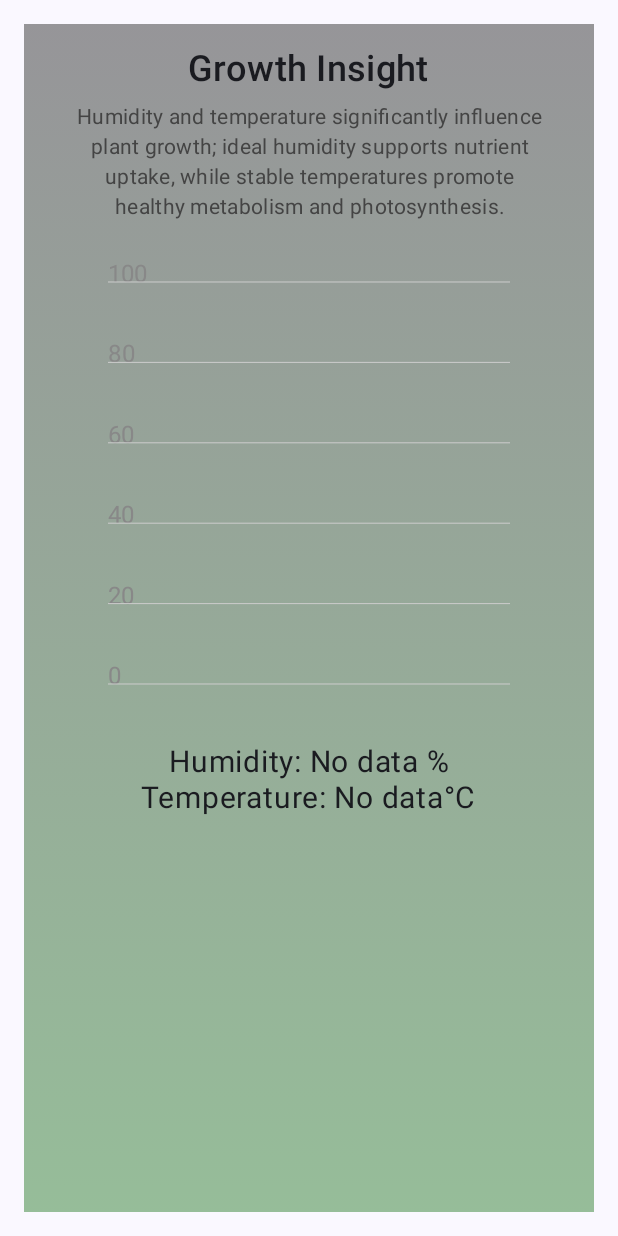
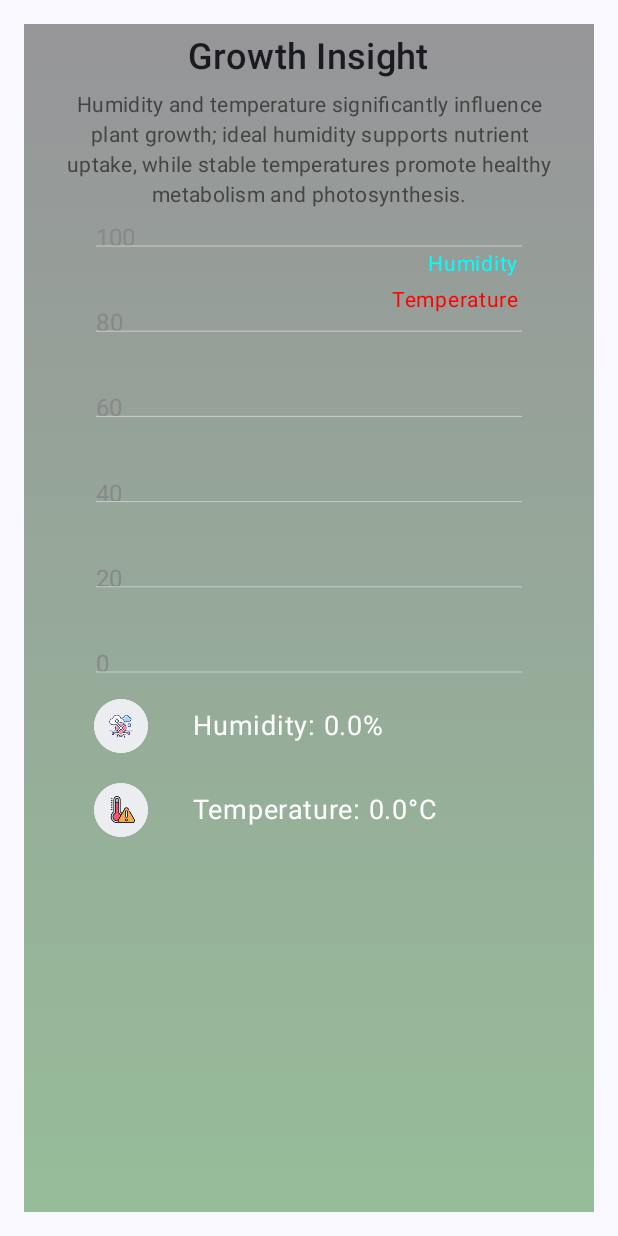
Before and after one commit to Ahmedradwancs/Virtual-Gardner, an Android app built with Jetpack Compose: the SmellDataScreen screen opened through its navigation route, on a phone screen of 412 x 824 dp. Run offline under Robolectric (Android 15) with nearby library versions, the phone set to English and light mode, and no system bars; our stand-ins replace Firebase (no records; nobody signed in at launch, a user with empty details on screens opened directly).

Commit message:
modifications across the app

```diff
--- a/app/src/main/java/com/example/virtualgardner/ui/components/LogoutButton.kt
+++ b/app/src/main/java/com/example/virtualgardner/ui/components/LogoutButton.kt
@@ -2,25 +2,34 @@
 
 package com.example.virtualgardner.ui.components
 
-import androidx.compose.material3.Button
-import androidx.compose.material3.ButtonDefaults
-import androidx.compose.material3.Text
+import androidx.compose.foundation.Image
+import androidx.compose.foundation.clickable
+import androidx.compose.foundation.layout.Box
+import androidx.compose.foundation.layout.size
 import androidx.compose.runtime.Composable
-import androidx.compose.ui.graphics.Color
+import androidx.compose.ui.Alignment
+import androidx.compose.ui.Modifier
+import androidx.compose.ui.res.painterResource
 import androidx.compose.ui.tooling.preview.Preview
-import com.example.virtualgardner.ui.theme.BtnColor
+import androidx.compose.ui.unit.dp
+import com.example.virtualgardner.R
 
 @Composable
 fun LogoutButton(onLogoutClick: () -> Unit) {
-    Button(
-        onClick = onLogoutClick,
-        colors = ButtonDefaults.buttonColors(
-            containerColor = BtnColor
-        ),
+    Box(
+        contentAlignment = Alignment.Center,
+        modifier = Modifier
+            .size(40.dp) // Adjust size for a larger clickable area
+            .clickable(onClick = onLogoutClick) // Use onClick parameter directly
     ) {
-        Text("Logout")
+        Image(
+            painter = painterResource(id = R.drawable.logouticon),
+            contentDescription = "Logout",
+            modifier = Modifier.size(32.dp)
+        )
     }
 }
+
 
 @Preview
 @Composable
--- a/app/src/main/java/com/example/virtualgardner/ui/screens/GrowthInsightScreen.kt
+++ b/app/src/main/java/com/example/virtualgardner/ui/screens/GrowthInsightScreen.kt
@@ -1,6 +1,7 @@
 package com.example.virtualgardner.ui.screens
 
 import androidx.compose.foundation.Canvas
+import androidx.compose.foundation.Image
 import androidx.compose.foundation.background
 import androidx.compose.foundation.layout.*
 import androidx.compose.material3.MaterialTheme
@@ -12,8 +13,11 @@ import androidx.compose.ui.graphics.Color
 import androidx.compose.ui.graphics.Path
 import androidx.compose.ui.graphics.drawscope.Stroke
 import androidx.compose.ui.graphics.nativeCanvas
+import androidx.compose.ui.res.painterResource
+import androidx.compose.ui.tooling.preview.Preview
 import androidx.compose.ui.unit.dp
 import androidx.compose.ui.unit.sp
+import com.example.virtualgardner.R
 import com.example.virtualgardner.ui.theme.gradient
 import kotlinx.coroutines.delay
 import java.text.SimpleDateFormat
@@ -32,7 +36,7 @@ fun GrowthInsightScreen(humidity: String, temperature: String) {
 
     LaunchedEffect(humidityValue, temperatureValue) {
         // Limit the number of points for smooth visualization, remove the oldest when reaching the limit
-        if (humidityDataPoints.size >= 20) {
+        if (humidityDataPoints.size >= 100) {
             humidityDataPoints = humidityDataPoints.drop(1)
             temperatureDataPoints = temperatureDataPoints.drop(1)
             timestamps = timestamps.drop(1)
@@ -51,7 +55,7 @@ fun GrowthInsightScreen(humidity: String, temperature: String) {
             val formattedTime = formatter.format(Date(currentTime))
 
             // Limit the number of timestamps to match the max data points
-            if (timestamps.size >= 20) {
+            if (timestamps.size >= 100) {
                 timestamps = timestamps.drop(1)
             }
             timestamps = timestamps + formattedTime
@@ -62,7 +66,7 @@ fun GrowthInsightScreen(humidity: String, temperature: String) {
         modifier = Modifier
             .fillMaxSize()
             .background(gradient)
-            .padding(16.dp)
+            .padding(8.dp)
             ,
         horizontalAlignment = Alignment.CenterHorizontally
     ) {
@@ -87,19 +91,41 @@ fun GrowthInsightScreen(humidity: String, temperature: String) {
             textAlign = androidx.compose.ui.text.style.TextAlign.Center
         )
 
-        Spacer(modifier = Modifier.height(24.dp))
+        Spacer(modifier = Modifier.height(16.dp))
 
         // Real-time Graph Section
         Box(
             modifier = Modifier
                 .size(300.dp)
-                .padding(16.dp)
+                .padding(8.dp)
         ) {
+
+            // Titles for the lines in the top-right corner above the 100 mark
+            Column(
+                modifier = Modifier
+                    .align(Alignment.TopEnd)
+                    .padding(end = 2.dp, top = 0.dp,), // Adjust padding to position it above the 100 mark
+                horizontalAlignment = Alignment.End,
+
+
+                ) {
+                Text(
+                    text = "Humidity",
+                    color = Color.Cyan,
+                    fontSize = 14.sp
+                )
+                Text(
+                    text = "Temperature",
+                    color = Color.Red,
+                    fontSize = 14.sp
+                )
+            }
+
             // Draw real-time graph with temperature and humidity data points
             Canvas(modifier = Modifier.fillMaxSize()) {
                 val width = size.width
                 val height = size.height
-                val maxDataPoints = 20
+                val maxDataPoints = 100
                 val maxHumidity = 100f // Assuming humidity max value
                 val maxTemperature = 50f // Assuming temperature max value
 
@@ -168,18 +194,70 @@ fun GrowthInsightScreen(humidity: String, temperature: String) {
                     style = Stroke(width = 4f)
                 )
             }
+
         }
 
-        Spacer(modifier = Modifier.height(24.dp))
 
-        // Display humidity and temperature readings
-        Text(
-            text = "Humidity: $humidity %",
-            fontSize = 20.sp,
-        )
-        Text(
-            text = "Temperature: $temperature°C",
-            fontSize = 20.sp,
-        )
+        // Display humidity and temperature readings centered below the graph
+        Column(
+            modifier = Modifier.fillMaxWidth(),
+            horizontalAlignment = Alignment.CenterHorizontally
+        ) {
+            // Humidity row
+            Row(
+                modifier = Modifier
+                    .padding(vertical = 2.dp)
+                    .padding(horizontal = 16.dp, vertical = 8.dp),
+                verticalAlignment = Alignment.CenterVertically,
+                horizontalArrangement = Arrangement.Center
+            ) {
+                Image(
+                    painter = painterResource(id = R.drawable.inspector_humidity_png),
+                    contentDescription = "Humidity Icon",
+                    modifier = Modifier
+                        .size(36.dp)
+                        .weight(1f)
+                )
+                Spacer(modifier = Modifier.width(8.dp))
+                Text(
+                    text = "Humidity: $humidityValue%",
+                    fontSize = 18.sp,
+                    color = Color.White,
+                    modifier = Modifier.weight(3f) // Adjust weight to align text consistently
+                )
+            }
+
+
+            // Temperature row
+            Row(
+                modifier = Modifier
+                    .padding(vertical = 2.dp)
+                    .padding(horizontal = 16.dp, vertical = 8.dp),
+                verticalAlignment = Alignment.CenterVertically,
+                horizontalArrangement = Arrangement.Center
+            ) {
+                Image(
+                    painter = painterResource(id = R.drawable.inspector_temperature_png),
+                    contentDescription = "Temperature Icon",
+                    modifier = Modifier
+                        .size(36.dp)
+                        .weight(1f)
+                )
+                Spacer(modifier = Modifier.width(8.dp))
+                Text(
+                    text = "Temperature: $temperatureValue°C",
+                    fontSize = 18.sp,
+                    color = Color.White,
+                    modifier = Modifier.weight(3f) // Adjust weight to align text consistently
+                )
+            }
+        }
+
     }
 }
+
+@Preview
+@Composable
+fun GrowthInsightScreenPreview() {
+    GrowthInsightScreen("50", "25")
+}
--- a/app/src/main/java/com/example/virtualgardner/ui/screens/HomePage.kt
+++ b/app/src/main/java/com/example/virtualgardner/ui/screens/HomePage.kt
@@ -7,17 +7,20 @@ import androidx.compose.foundation.background
 import androidx.compose.foundation.clickable
 import androidx.compose.foundation.layout.*
 import androidx.compose.foundation.rememberScrollState
+import androidx.compose.foundation.shape.RoundedCornerShape
 import androidx.compose.foundation.verticalScroll
 import androidx.compose.material3.Text
 import androidx.compose.runtime.Composable
 import androidx.compose.ui.Alignment
 import androidx.compose.ui.Modifier
+import androidx.compose.ui.draw.clip
 import androidx.compose.ui.graphics.Color
 import androidx.compose.ui.layout.ContentScale
 import androidx.compose.ui.res.painterResource
 import androidx.compose.ui.text.font.FontFamily
 import androidx.compose.ui.text.font.FontStyle
 import androidx.compose.ui.text.font.FontWeight
+import androidx.compose.ui.tooling.preview.Preview
 import androidx.compose.ui.unit.dp
 import androidx.compose.ui.unit.sp
 import com.example.virtualgardner.R
@@ -42,10 +45,9 @@ fun HomePageScreen(
                 .background(gradient)
         ) {
             HomePageContent(
-                onMoistureClick = onMoistureClick,
                 onSmellDataClick = onSmellDataClick,
                 onEnvironmentalClick = onEnvironmentalClick,
-                onLocationClick = onLocationClick,
+                onSmellDetectionClick = onLocationClick,
                 onLogoutClick = onLogoutClick
             )
         }
@@ -53,10 +55,9 @@ fun HomePageScreen(
 }
 @Composable
 fun HomePageContent(
-    onMoistureClick: () -> Unit,
     onSmellDataClick: () -> Unit,
     onEnvironmentalClick: () -> Unit,
-    onLocationClick: () -> Unit,
+    onSmellDetectionClick: () -> Unit,
     onLogoutClick: () -> Unit
 ) {
     Column(
@@ -70,7 +71,7 @@ fun HomePageContent(
         Row(
             modifier = Modifier
                 .fillMaxWidth()
-                .padding(start = 8.dp, end = 16.dp, bottom = 8.dp),
+                .padding(start = 24.dp, end = 16.dp, bottom = 8.dp),
             verticalAlignment = Alignment.CenterVertically
         ) {
             Text(
@@ -80,20 +81,21 @@ fun HomePageContent(
                 color = Color(0xFF4C4C4C)
             )
 
-            Spacer(modifier = Modifier.weight(1f)) // Pushes LogoutButton to the right
-
+            Spacer(modifier = Modifier.weight(1f))
             LogoutButton(onLogoutClick = onLogoutClick)
         }
 
         Spacer(modifier = Modifier.height(16.dp))
+        // make a bit roundeded image
 
         Image(
             painter = painterResource(id = R.drawable.smart),  // Replace with your image
             contentDescription = "Dashboard Image",
-            contentScale = ContentScale.Fit,
+            contentScale = ContentScale.FillWidth,
             modifier = Modifier
-                .fillMaxWidth(0.9f)
-                .height(150.dp)
+                .fillMaxWidth()
+                .height(230.dp)
+                .clip(shape = RoundedCornerShape(16.dp))
         )
 
         // Add extra padding between the image and "Welcome to Virtual Gardener"
@@ -129,16 +131,24 @@ fun HomePageContent(
         Spacer(modifier = Modifier.height(16.dp))
 
         StatusSection(
-            title = "Smell Detection",
-            imageResId = R.drawable.smell,
+            title = "Environmental Status",
+            imageResId = R.drawable.icon2,
+            onClick = onEnvironmentalClick
+        )
+
+        StatusSection(
+            title = "Smell Inspector Data",
+            imageResId = R.drawable.smell_inspector_icon,
             onClick = onSmellDataClick
         )
 
         StatusSection(
-            title = "Environmental Status",
-            imageResId = R.drawable.temp,
-            onClick = onEnvironmentalClick
+            title = "Smell Detection",
+            imageResId = R.drawable.smell,
+            onClick = onSmellDetectionClick
         )
+
+
     }
 }
 
@@ -169,3 +179,16 @@ fun StatusSection(title: String, imageResId: Int, onClick: () -> Unit) {
         )
     }
 }
+
+// Preview the HomePageScreen
+@Preview
+@Composable
+fun HomePageScreenPreview() {
+    HomePageScreen(
+        onMoistureClick = {},
+        onSmellDataClick = {},
+        onEnvironmentalClick = {},
+        onLocationClick = {},
+        onLogoutClick = {}
+    )
+}
```
Also changed, not shown: app/src/main/res/drawable/inspector_humidity_png.png (added), app/src/main/res/drawable/inspector_temperature.png (added), app/src/main/res/drawable/inspector_temperature_png.png (added), app/src/main/res/drawable/logouticon.png (added), app/src/main/res/drawable/smell_inspector_icon.png (added).
